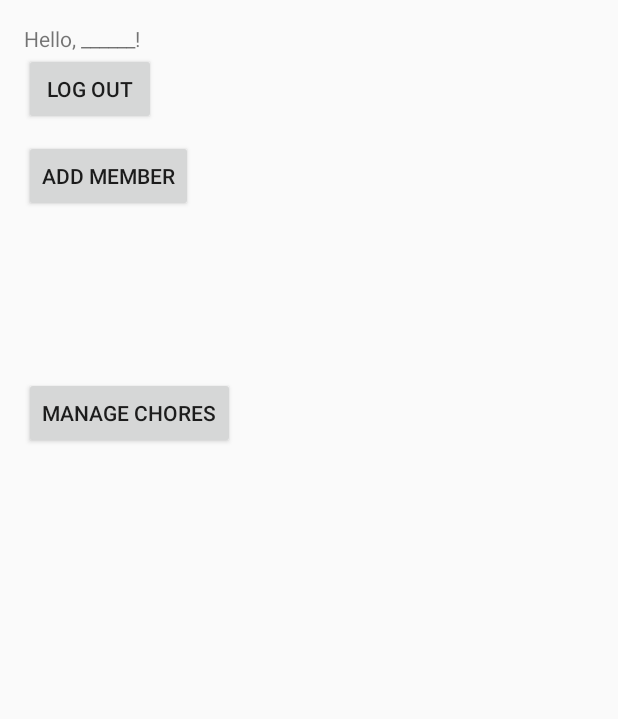
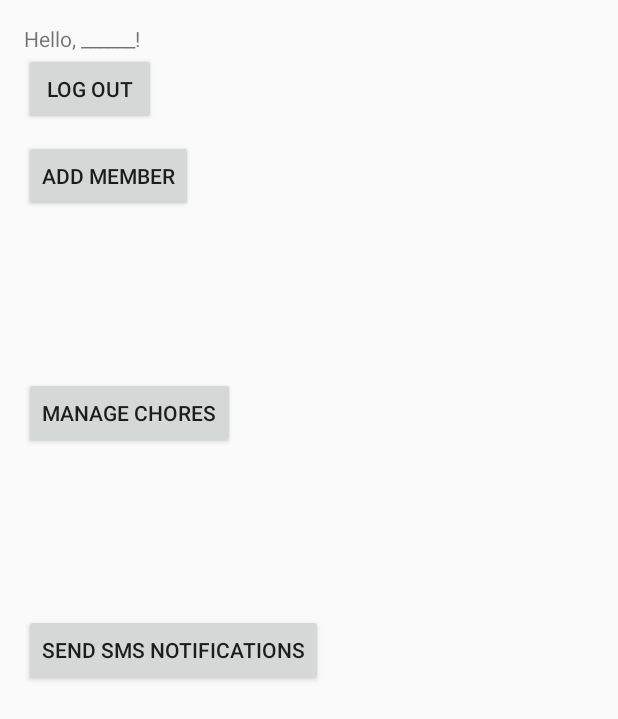
Before and after one commit to cheponin/ChoreWizard, an Android app: the HomeActivity screen opened directly, with no data from a screen before it, on a phone screen of 412 x 824 dp. Shown: the top 719 px of the screen. Run offline under Robolectric (Android 15) with nearby library versions, the phone set to English and light mode, and no system bars.

Commit message:
Added code to send SMS to household members

```diff
--- a/app/src/main/res/layout/activity_home.xml
+++ b/app/src/main/res/layout/activity_home.xml
@@ -44,6 +44,14 @@
             android:layout_marginBottom="100dp"
             android:text="Manage Chores"
             android:onClick="clickManageChores"/>
+
+        <Button
+            android:layout_width="wrap_content"
+            android:layout_height="wrap_content"
+            android:layout_marginTop="10dp"
+            android:layout_marginBottom="100dp"
+            android:text="Send SMS Notifications"
+            android:onClick="clickSendNotifications"/>
 
     <TextView
         android:layout_width="match_parent"
```
Also changed, not shown: app/src/main/java/tcss450/uw/edu/chorewizard/HomeActivity.java (+20 -0 lines).
